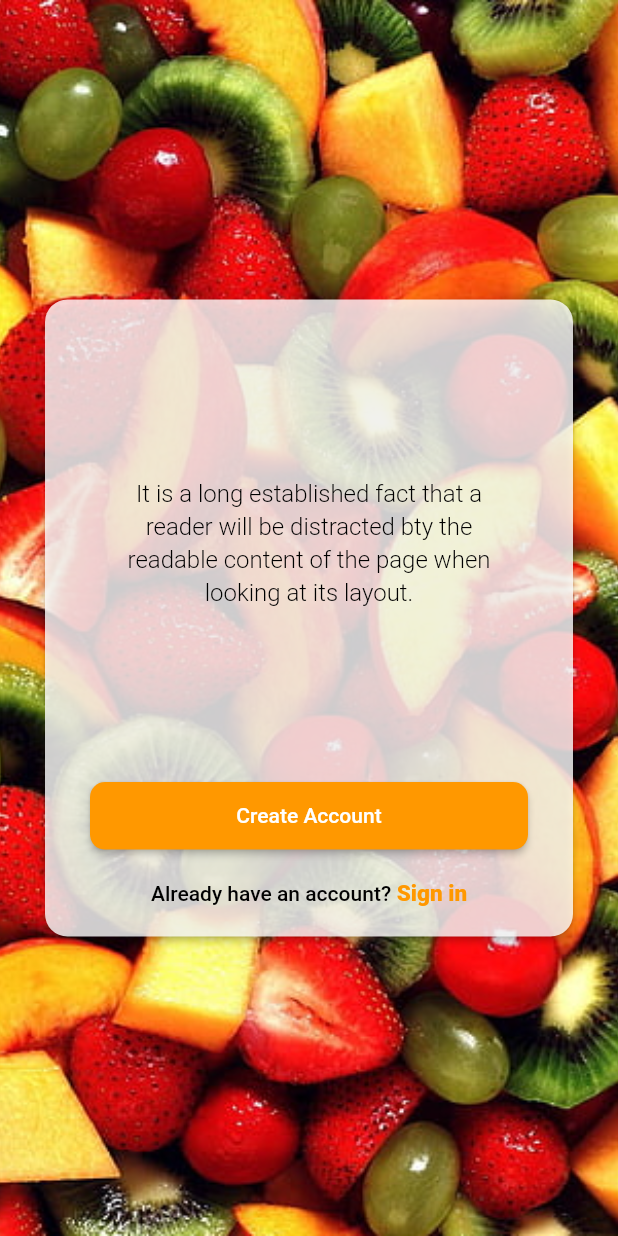
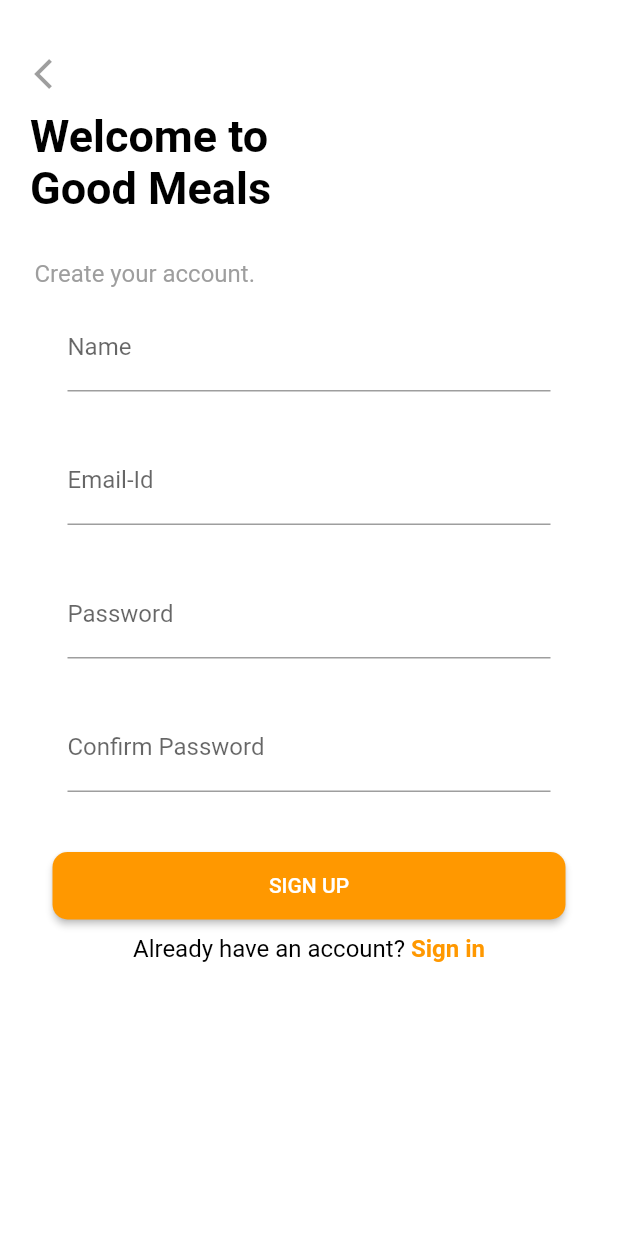
Before and after one commit to Mrvsolutions/snacksnmeals, a Flutter app: the screen it shows after launch, after a tap on "Create Account", on a phone screen of 412 x 824 dp. Run offline on Flutter 3.47's test engine with Material 2 defaults, Android fonts, the phone set to English and light mode, and no system bars; our stand-ins replace flutter_easyloading, fluttertoast; missing offline and left inert: dart:ffi; Roboto replaces fonts that are missing (Montserrat).

Commit message:
set image on main screen create account screen

```diff
--- a/lib/BgImage.dart
+++ b/lib/BgImage.dart
@@ -9,7 +9,7 @@ class BgImage extends StatelessWidget {
       child: Align(
         alignment: Alignment.center,
         child: Image.asset(
-          "assets/bg_img.jpeg",
+          "assets/bg_img.png",
           fit: BoxFit.cover,
           height: double.infinity,
           width: double.infinity,
--- /dev/null
+++ b/lib/Comman/string.dart
@@ -0,0 +1,10 @@
+
+const String StrEnterName="Please Enter Name";
+const String StrEnterEmailId="Please enter Email-Id";
+const String StrEnterValidEmailId="Please enter Valid Email-Id";
+const String StrEnterPassword="Please enter Password";
+const String StrEnterOldPassword="Please enter old Password";
+const String StrEnterNewPassword="Please enter new Password";
+const String StrValidPass="should contain at least one upper case, one lower case, one digit, one Special character, 8 characters in length ";
+const String StrEnterConfmpass="Please enter Confirm Password";
+const String StrnotmatchPassword= "Password and confirm password not same";
--- a/lib/main.dart
+++ b/lib/main.dart
@@ -15,6 +15,7 @@ class MyApp extends StatelessWidget {
     return MaterialApp(
       title: 'Snacks n Meals',
       theme: ThemeData(
+        primaryColor: Colors.orange
         // This is the theme of your application.
         //
         // Try running your application with "flutter run". You'll see the
--- /dev/null
+++ b/lib/pages/CreateAccountPage.dart
@@ -0,0 +1,329 @@
+import 'package:flutter/gestures.dart';
+import 'package:flutter/material.dart';
+import 'package:flutter/cupertino.dart';
+import 'package:flutter_easyloading/flutter_easyloading.dart';
+import 'package:snacksnmeals/Comman/Util.dart';
+import 'package:snacksnmeals/Comman/string.dart';
+
+class CreateAccountPage extends StatefulWidget {
+  @override
+  _CreateAccountPageState createState() => _CreateAccountPageState();
+}
+
+class _CreateAccountPageState extends State<CreateAccountPage> {
+  String name = "", email = "", password = "";
+  var reg = RegExp(
+      r"^[a-zA-Z0-9.a-zA-Z0-9.!#$%&'*+-/=?^_`{|}~]+@[a-zA-Z0-9]+\.[a-zA-Z]+");
+  RegExp regepassword =
+      RegExp(r'^(?=.*?[A-Z])(?=.*?[a-z])(?=.*?[0-9])(?=.*?[!@#\$&*~]).{8,}$');
+  TextEditingController _aptNoController = new TextEditingController();
+  TextEditingController _nameController = new TextEditingController();
+  TextEditingController _emailController = new TextEditingController();
+  TextEditingController _contactController = new TextEditingController();
+  TextEditingController _applicationCodeController =
+      new TextEditingController();
+  TextEditingController _passwordController = new TextEditingController();
+  TextEditingController _cnfPassController = new TextEditingController();
+
+  @override
+  Widget build(BuildContext context) {
+    return MaterialApp(
+      theme: ThemeData(primaryColor: Colors.orange, accentColor: Colors.orange),
+      home: Scaffold(
+        backgroundColor: Colors.white,
+        // appBar: AppBar(
+        //   backgroundColor: Colors.white,
+        //   leading:
+        // ),
+        body: Stack(
+          fit: StackFit.expand,
+          children: <Widget>[
+            SingleChildScrollView(
+              child: Container(
+                child: Padding(
+                  padding: const EdgeInsets.fromLTRB(5.0, 25.0, 5.0, 20.0),
+                  child: Column(
+                    children: <Widget>[
+                      Align(
+                        alignment: Alignment.topLeft,
+                        child: IconButton(
+                          icon: Icon(
+                            Icons.arrow_back_ios_outlined,
+                            color: Colors.grey,
+                          ),
+                          onPressed: () => Navigator.of(context).pop(),
+                        ),
+                      ),
+                      Align(
+                        alignment: Alignment.topLeft,
+                        child: Padding(
+                          padding: const EdgeInsets.fromLTRB(15.0, 0, 0, 0),
+                          child: Text(
+                            "Welcome to \nGood Meals",
+                            style: TextStyle(
+                                color: Colors.black,
+                                fontSize: 30,
+                                fontWeight: FontWeight.bold),
+                          ),
+                        ),
+                      ),
+                      SizedBox(
+                        height: 30,
+                      ),
+                      Align(
+                        alignment: Alignment.topLeft,
+                        child: Padding(
+                          padding: const EdgeInsets.fromLTRB(18.0, 0, 0, 0),
+                          child: Text(
+                            "Create your account.",
+                            style: TextStyle(
+                              color: Colors.grey,
+                              fontSize: 16,
+                            ),
+                          ),
+                        ),
+                      ),
+                      Padding(
+                        padding: const EdgeInsets.fromLTRB(40, 10, 40, 0),
+                        child: Column(
+                          children: <Widget>[
+                            TextFormField(
+                              cursorColor: Colors.orange,
+                              autovalidateMode:
+                                  AutovalidateMode.onUserInteraction,
+                              validator: (String? value) {
+                                if (value != null) {
+                                  if (value.isEmpty) {
+                                    return StrEnterName;
+                                  }
+                                }
+                                return null;
+                              },
+                              decoration: InputDecoration(
+                                focusColor: Colors.orange,
+                                  focusedBorder: UnderlineInputBorder(
+                                    borderSide: BorderSide(color: Colors.orange),
+                                  ),
+                                  hintText: "Enter Name",
+                                  labelText: "Name",),
+                              controller: _nameController,
+                            ),
+                            SizedBox(
+                              height: 30,
+                            ),
+                            TextFormField(
+                              cursorColor: Colors.orange,
+                              autovalidateMode:
+                                  AutovalidateMode.onUserInteraction,
+                              validator: (String? value) {
+                                if (value != null) {
+                                  if (value.isEmpty) {
+                                    return StrEnterEmailId;
+                                  } else if (value.isNotEmpty &&
+                                      !reg.hasMatch(value)) {
+                                    return StrEnterValidEmailId;
+                                  }
+                                }
+                                return null;
+                              },
+                              decoration: InputDecoration(
+                                  focusColor: Colors.orange,
+                                  focusedBorder: UnderlineInputBorder(
+                                    borderSide: BorderSide(color: Colors.orange),
+                                  ),
+                                  hintText: "Enter Email-Id",
+                                  labelText: "Email-Id"),
+                              controller: _emailController,
+                            ),
+                            SizedBox(
+                              height: 30,
+                            ),
+                            TextFormField(
+                              cursorColor: Colors.orange,
+                              autovalidateMode:
+                                  AutovalidateMode.onUserInteraction,
+                              validator: (String? value) {
+                                if (value != null) {
+                                  if (value.isEmpty) {
+                                    return StrEnterPassword;
+                                  } else if (!regepassword.hasMatch(value)) {
+                                    return StrValidPass;
+                                  }
+                                }
+                                return null;
+                              },
+                              decoration: InputDecoration(
+                                  focusColor: Colors.orange,
+                                  focusedBorder: UnderlineInputBorder(
+                                    borderSide: BorderSide(color: Colors.orange),
+                                  ),
+                                  hintText: "Enter Password",
+                                  labelText: "Password",
+                                  errorMaxLines: 2),
+                              controller: _passwordController,
+                              obscureText: true,
+                            ),
+                            SizedBox(
+                              height: 30,
+                            ),
+                            TextFormField(
+                              cursorColor: Colors.orange,
+                              autovalidateMode:
+                                  AutovalidateMode.onUserInteraction,
+                              validator: (String? value) {
+                                if (value != null) {
+                                  if (value.isEmpty) {
+                                    return StrEnterConfmpass;
+                                  } else if (value.length < 6) {
+                                    return StrValidPass;
+                                  } else if (_passwordController.text !=
+                                      _cnfPassController.text) {
+                                    return StrnotmatchPassword;
+                                  }
+                                }
+                                return null;
+                              },
+                              decoration: InputDecoration(
+                                focusColor: Colors.orange,
+                                focusedBorder: UnderlineInputBorder(
+                                  borderSide: BorderSide(color: Colors.orange),
+                                ),
+                                hintText: "Enter Confirm Password",
+                                labelText: "Confirm Password",
+                              ),
+                              controller: _cnfPassController,
+                              obscureText: true,
+                            ),
+                          ],
+                        ),
+                      ),
+                      SizedBox(
+                        height: 40,
+                      ),
+                      Align(
+                        alignment: Alignment.bottomCenter,
+                        child: Container(
+                          margin: const EdgeInsets.fromLTRB(30, 0, 30, 0),
+                          child: SizedBox(
+                            width: double.infinity,
+                            height: 45,
+                            child: RaisedButton(
+                              onPressed: () {
+                                // Navigator.push(
+                                //   context,
+                                //   MaterialPageRoute(
+                                //       builder: (context) => LoginPage()),
+                                // );
+                                // FocusScopeNode currentFocus =
+                                // FocusScope.of(context);
+                                // if (!currentFocus.hasPrimaryFocus &&
+                                //     currentFocus.focusedChild != null) {
+                                //   currentFocus.focusedChild.unfocus();
+                                // }
+                                // if (SignupValidation()) {
+                                //   // Signup(
+                                //   //     _aptNoController.text,
+                                //   //     _nameController.text,
+                                //   //     _contactController.text,
+                                //   //     _applicationCodeController.text,
+                                //   //     _emailController.text,
+                                //   //     _passwordController.text);
+                                // }
+                              },
+                              child: Text("SIGN UP"),
+                              color: Colors.orange,
+                              textColor: Colors.white,
+                              shape: new RoundedRectangleBorder(
+                                borderRadius: new BorderRadius.circular(10.0),
+                              ),
+                            ),
+                          ),
+                        ),
+                      ),
+                      Align(
+                        alignment: Alignment.bottomCenter,
+                        child: Padding(
+                          padding: const EdgeInsets.all(10.0),
+                          child: RichText(
+                            text: new TextSpan(
+                              style: new TextStyle(
+                                fontSize: 14.0,
+                                color: Colors.black,
+                              ),
+                              children: <TextSpan>[
+                                new TextSpan(
+                                    text: 'Already have an account?',
+                                    style: new TextStyle(fontSize: 16)),
+                                new TextSpan(
+                                    text: ' Sign in',
+                                    style: TextStyle(
+                                        fontSize: 16,
+                                        fontWeight: FontWeight.bold,
+                                        color: Colors.orange),
+                                    recognizer: TapGestureRecognizer()
+                                      ..onTap = () {
+                                        // Single tapped.
+                                        // Navigator.push(
+                                        //   context,
+                                        //   MaterialPageRoute(
+                                        //       builder: (context) =>
+                                        //           LoginPage()),
+                                        // );
+                                      }),
+                              ],
+                            ),
+                          ),
+                        ),
+                      ),
+                    ],
+                  ),
+                ),
+              ),
+            ),
+          ],
+        ),
+      ),
+      builder: EasyLoading.init(),
+    );
+  }
+
+  bool SignupValidation() {
+    try {
+      if (_nameController.text.isEmpty) {
+        EasyLoadingToastMessage(context, StrEnterName);
+        return false;
+      }
+      if (_emailController.text.isEmpty) {
+        EasyLoadingToastMessage(context, StrEnterEmailId);
+        return false;
+      }
+      if (!reg.hasMatch(_emailController.text)) {
+        EasyLoadingToastMessage(context, StrEnterValidEmailId);
+        return false;
+      }
+      if (_passwordController.text.isEmpty) {
+        EasyLoadingToastMessage(context, StrEnterPassword);
+        return false;
+      }
+      if (_passwordController.text.length < 6) {
+        EasyLoadingToastMessage(context, StrValidPass);
+        return false;
+      }
+      if (_cnfPassController.text.isEmpty) {
+        EasyLoadingToastMessage(context, StrEnterConfmpass);
+        return false;
+      }
+      if (_cnfPassController.text.length < 6) {
+        EasyLoadingToastMessage(context, StrValidPass);
+        return false;
+      }
+      if (_passwordController.text != _cnfPassController.text) {
+        EasyLoadingToastMessage(context, StrnotmatchPassword);
+      }
+    } on Exception catch (e) {
+      // TODO
+      return false;
+    }
+    return true;
+  }
+}
--- a/lib/pages/SignupMainPage.dart
+++ b/lib/pages/SignupMainPage.dart
@@ -1,6 +1,7 @@
 import 'package:flutter/material.dart';
 import 'package:flutter/cupertino.dart';
 import 'package:snacksnmeals/BgImage.dart';
+import 'package:snacksnmeals/pages/CreateAccountPage.dart';
 
 class SignupMainPage extends StatefulWidget {
   _SignupMainPageState createState() => _SignupMainPageState();
@@ -29,6 +30,29 @@ class _SignupMainPageState extends State<SignupMainPage> {
                   ),
                   child: Column(
                     children: [
+                      SizedBox(
+                        height: 50,
+                      ),
+                      Container(
+                        height: 60.0,
+                        width: 60.0,
+                        child: Image.asset(
+                          "assets/ic_chef.png",
+                          fit: BoxFit.fill,
+                        ),
+                      ),
+                      SizedBox(
+                        height: 10,
+                      ),
+                      Container(
+                        child: Text(
+                          "GOOD MEALS",
+                          style: TextStyle(
+                              color: Colors.orange,
+                              fontSize: 28,fontWeight: FontWeight.bold),
+                          textAlign: TextAlign.center,
+                        ),
+                      ),
                       Expanded(
                         child: Center(
                           child: Padding(
@@ -57,7 +81,12 @@ class _SignupMainPageState extends State<SignupMainPage> {
                             height: 45,
                             child: RaisedButton(
                               onPressed: () {
-                                FocusScopeNode currentFocus = FocusScope.of(context);
+                                Navigator.push(
+                                  context,
+                                  MaterialPageRoute(
+                                      builder: (context) =>
+                                          CreateAccountPage()),
+                                );
                               },
                               child: Text("Create Account"),
                               color: Colors.orange,
@@ -93,7 +122,7 @@ class _SignupMainPageState extends State<SignupMainPage> {
                                     style: TextStyle(
                                         color: Colors.orange,
                                         fontFamily: "Montserrat",
-                                        fontWeight: FontWeight.w800,
+                                        fontWeight: FontWeight.w500,
                                         fontSize: 15),
                                 ),
                               ],
--- a/pubspec.yaml
+++ b/pubspec.yaml
@@ -34,6 +34,9 @@ dependencies:
   # The following adds the Cupertino Icons font to your application.
   # Use with the CupertinoIcons class for iOS style icons.
   cupertino_icons: ^1.0.2
+  flutter_easyloading: ^3.0.0
+  fluttertoast: ^8.0.8
+  provider: ^6.0.1
 
 dev_dependencies:
   flutter_test:
```
Also changed, not shown: lib/Comman/CustomeLoadingDialog.dart (added, +50 -0 lines), lib/Comman/ForgotDialogPage.dart (added, +61 -0 lines), lib/Comman/SimpleDialogPage.dart (added, +35 -0 lines), lib/Comman/Util.dart (added, +33 -0 lines), assets/bg_img.jpeg (deleted), assets/bg_img.png (added), assets/ic_chef.png (added), pubspec.lock, 6 other files.
